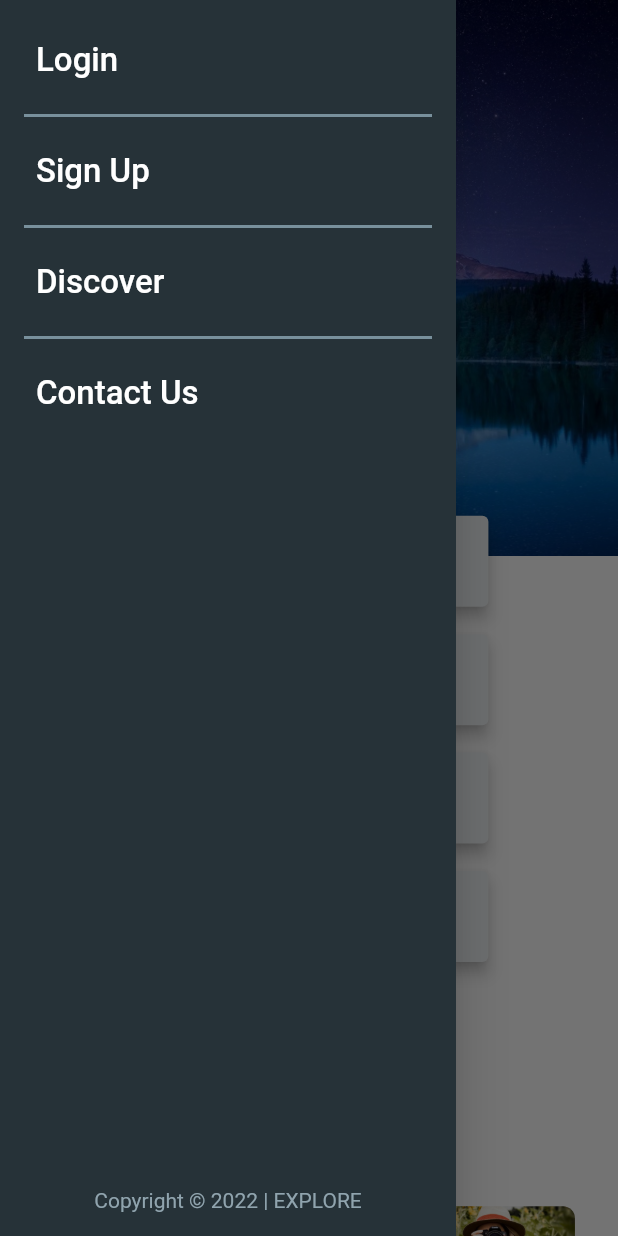
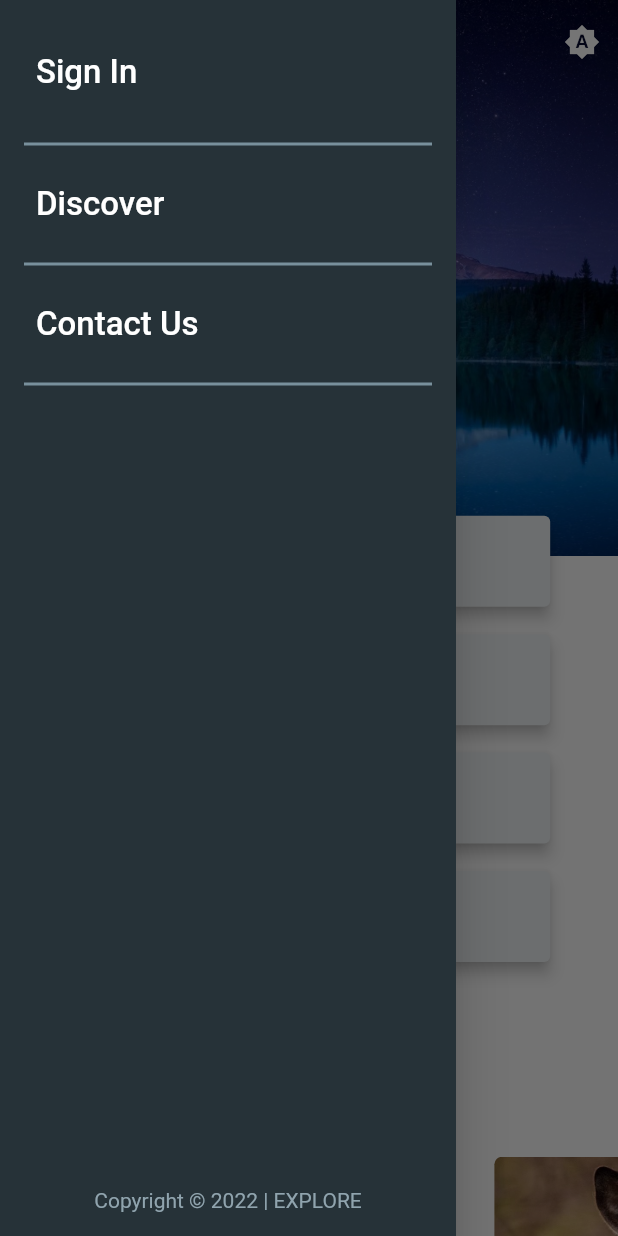
Before and after one commit to Enayat01/explore_webapp, a Flutter app: the screen it shows after launch, with the side drawer open, on a phone screen of 412 x 824 dp. Run offline on Flutter 3.47's test engine with Material 2 defaults, Android fonts, the phone set to English and light mode, and no system bars; our stand-ins replace carousel_slider, easy_dynamic_theme, flutter_form_builder, form_builder_validators.

Commit message:
Optimization for mobile view

```diff
--- a/lib/config/constants.dart
+++ b/lib/config/constants.dart
@@ -19,8 +19,11 @@ double screenWidth(BuildContext context) {
 const exploreTitle = 'EXPLORE';
 const discover = 'Discover';
 const contactUs = 'Contact Us';
+const signIn = 'Sign In';
 const signUp = 'Sign Up';
 const login = 'Login';
+const emailAddress = 'Email address';
+const password = 'Password';
 const featuredHeading = 'Featured';
 const featuredSubtitle = 'Unique wildlife tours & destinations';
 const destinationHeading = 'Destinations diversity';
--- a/lib/pages/homepage.dart
+++ b/lib/pages/homepage.dart
@@ -5,7 +5,7 @@ import '../config/constants.dart';
 import '../config/responsive.dart';
 import '../widgets/featured_card.dart';
 import '../widgets/floating_access_card.dart';
-import '../widgets/top_bar.dart';
+import '../widgets/app_bar.dart';
 import 'package:flutter/material.dart';
 
 class HomePage extends StatefulWidget {
@@ -40,26 +40,14 @@ class _HomePageState extends State<HomePage> {
     return Scaffold(
       extendBodyBehindAppBar: true,
       appBar: ResponsiveWidget.isSmallScreen(context)
-          ? AppBar(
-              backgroundColor: Colors.blueGrey.shade900.withOpacity(_opacity),
-              elevation: 0,
-              title: Text(
-                'EXPLORE',
-                style: TextStyle(
-                  color: Colors.blueGrey.shade100,
-                  fontSize: 20,
-                  fontFamily: 'Montserrat',
-                  fontWeight: FontWeight.w400,
-                  letterSpacing: 3,
-                ),
-              ),
-            )
+          ? mobileAppBar(_opacity)
           : PreferredSize(
               preferredSize: Size(screenWidth(context), 1000),
-              child: CustomTopBar(_opacity),
+              child: WebAppBar(_opacity),
             ),
       drawer: const AppDrawer(),
       body: SingleChildScrollView(
+        controller: _scrollController,
         child: Column(
           children: [
             Stack(
@@ -150,7 +138,7 @@ class _HomePageState extends State<HomePage> {
                       ),
                     ),
                   )
-                :Padding(
+                : Padding(
                     padding: EdgeInsets.only(
                       top: screenHeight(context) * .10,
                       bottom: screenHeight(context) * .05,
@@ -166,7 +154,7 @@ class _HomePageState extends State<HomePage> {
                     ),
                   ),
             const ImageCarousel(),
-            SizedBox(height: screenHeight(context) / 10),
+            SizedBox(height: screenHeight(context) * 0.10),
             const Footer(),
           ],
         ),
--- a/lib/widgets/drawer.dart
+++ b/lib/widgets/drawer.dart
@@ -1,3 +1,4 @@
+import 'package:explore_webapp/widgets/sign_in_dialog.dart';
 import 'package:flutter/material.dart';
 
 import '../config/constants.dart';
@@ -9,38 +10,32 @@ class AppDrawer extends StatelessWidget {
 
   @override
   Widget build(BuildContext context) {
-    return Drawer(
+    return SafeArea(
+      child: Drawer(
         child: Container(
           color: Colors.blueGrey.shade900,
           child: Padding(
             padding: const EdgeInsets.all(16.0),
             child: Column(
               crossAxisAlignment: CrossAxisAlignment.start,
-            mainAxisAlignment: MainAxisAlignment.start,
               children: [
-              TextButton(
-                onPressed: () {},
+                Padding(
+                  padding: const EdgeInsets.symmetric(vertical: 8.0),
+                  child: TextButton(
+                    onPressed: () {
+                      showDialog(
+                        context: context,
+                        builder: (context) => const SignInDialog(),
+                      );
+                    },
                     child: const Text(
-                  login,
+                      signIn,
                       style: TextStyle(color: Colors.white, fontSize: 22),
                     ),
                   ),
-              Padding(
-                padding: const EdgeInsets.only(top: 5.0, bottom: 5.0),
-                child: Divider(
-                  color: Colors.blueGrey.shade400,
-                  thickness: 2,
-                ),
-              ),
-              TextButton(
-                onPressed: () {},
-                child: const Text(
-                  signUp,
-                  style: TextStyle(color: Colors.white, fontSize: 22),
-                ),
                 ),
                 Padding(
-                padding: const EdgeInsets.only(top: 5.0, bottom: 5.0),
+                  padding: const EdgeInsets.symmetric(vertical: 8.0),
                   child: Divider(
                     color: Colors.blueGrey.shade400,
                     thickness: 2,
@@ -54,7 +49,7 @@ class AppDrawer extends StatelessWidget {
                   ),
                 ),
                 Padding(
-                padding: const EdgeInsets.only(top: 5.0, bottom: 5.0),
+                  padding: const EdgeInsets.symmetric(vertical: 8.0),
                   child: Divider(
                     color: Colors.blueGrey.shade400,
                     thickness: 2,
@@ -65,6 +60,13 @@ class AppDrawer extends StatelessWidget {
                   child: const Text(
                     contactUs,
                     style: TextStyle(color: Colors.white, fontSize: 22),
+                  ),
+                ),
+                Padding(
+                  padding: const EdgeInsets.symmetric(vertical: 8.0),
+                  child: Divider(
+                    color: Colors.blueGrey.shade400,
+                    thickness: 2,
                   ),
                 ),
                 Expanded(
@@ -83,6 +85,7 @@ class AppDrawer extends StatelessWidget {
             ),
           ),
         ),
+      ),
     );
   }
 }
--- a/lib/widgets/featured_card.dart
+++ b/lib/widgets/featured_card.dart
@@ -1,4 +1,5 @@
-import 'package:explore_webapp/config/constants.dart';
+import '../config/constants.dart';
+import '../config/responsive.dart';
 import 'package:flutter/material.dart';
 
 class FeaturedCard extends StatefulWidget {
@@ -11,7 +12,58 @@ class FeaturedCard extends StatefulWidget {
 class _FeaturedCardState extends State<FeaturedCard> {
   @override
   Widget build(BuildContext context) {
-    return Padding(
+    return ResponsiveWidget.isSmallScreen(context)
+        ? Padding(
+            padding: EdgeInsets.only(
+              top: screenHeight(context) * 0.02,
+            ),
+            child: SingleChildScrollView(
+              scrollDirection: Axis.horizontal,
+              child: Row(
+                mainAxisAlignment: MainAxisAlignment.start,
+                children: [
+                  SizedBox(width: screenWidth(context) / 15),
+                  ...Iterable<int>.generate(featuredCardImages.length).map(
+                    (int pageIndex) => Row(
+                      children: [
+                        Column(
+                          crossAxisAlignment: CrossAxisAlignment.start,
+                          children: [
+                            SizedBox(
+                              height: screenWidth(context) / 2.5,
+                              width: screenWidth(context) / 1.5,
+                              child: ClipRRect(
+                                borderRadius: BorderRadius.circular(5.0),
+                                child: Image.asset(
+                                  featuredCardImages[pageIndex],
+                                  fit: BoxFit.cover,
+                                ),
+                              ),
+                            ),
+                            Padding(
+                              padding: EdgeInsets.only(
+                                top: screenHeight(context) / 70,
+                              ),
+                              child: Text(
+                                featuredCardTitles[pageIndex],
+                                style: const TextStyle(
+                                  fontSize: 16,
+                                  fontFamily: 'Montserrat',
+                                  fontWeight: FontWeight.w500,
+                                ),
+                              ),
+                            ),
+                          ],
+                        ),
+                        SizedBox(width: screenWidth(context) / 15),
+                      ],
+                    ),
+                  ),
+                ],
+              ),
+            ),
+          )
+        : Padding(
             padding: EdgeInsets.only(
               top: screenHeight(context) * 0.06,
               left: screenWidth(context) / 15,
@@ -44,8 +96,10 @@ class _FeaturedCardState extends State<FeaturedCard> {
                             fontSize: 16,
                             fontFamily: 'Montserrat',
                             fontWeight: FontWeight.w500,
-                      color:
-                          Theme.of(context).primaryTextTheme.subtitle1!.color,
+                            color: Theme.of(context)
+                                .primaryTextTheme
+                                .subtitle1!
+                                .color,
                           ),
                         ),
                       ),
--- a/lib/widgets/floating_access_card.dart
+++ b/lib/widgets/floating_access_card.dart
@@ -60,8 +60,12 @@ class _FloatingAccessCardState extends State<FloatingAccessCard> {
       child: Padding(
         padding: EdgeInsets.only(
           top: screenHeight(context) * 0.40,
-          left: screenWidth(context) / 5,
-          right: screenWidth(context) / 5,
+          left: ResponsiveWidget.isSmallScreen(context)
+              ? screenWidth(context) * 0.10
+              : screenWidth(context) * 0.20,
+          right: ResponsiveWidget.isSmallScreen(context)
+              ? screenWidth(context) * 0.10
+              : screenWidth(context) * 0.20,
         ),
         child: ResponsiveWidget.isSmallScreen(context)
             ? Column(
--- a/pubspec.yaml
+++ b/pubspec.yaml
@@ -37,6 +37,9 @@ dependencies:
   # Use with the CupertinoIcons class for iOS style icons.
   cupertino_icons: ^1.0.2
   carousel_slider: ^4.2.1
+  easy_dynamic_theme: ^2.2.0
+  flutter_form_builder: ^7.7.0
+  form_builder_validators: ^8.4.0
 
 dev_dependencies:
   flutter_test:
```
Also changed, not shown: lib/main.dart (+8 -1 lines), lib/widgets/app_bar.dart (renamed from lib/widgets/top_bar.dart, +40 -25 lines), lib/widgets/image_carousel.dart (+9 -6 lines), lib/widgets/sign_in_dialog.dart (added, +216 -0 lines), pubspec.lock. Lines whose indentation alone changed are shown as unchanged.
